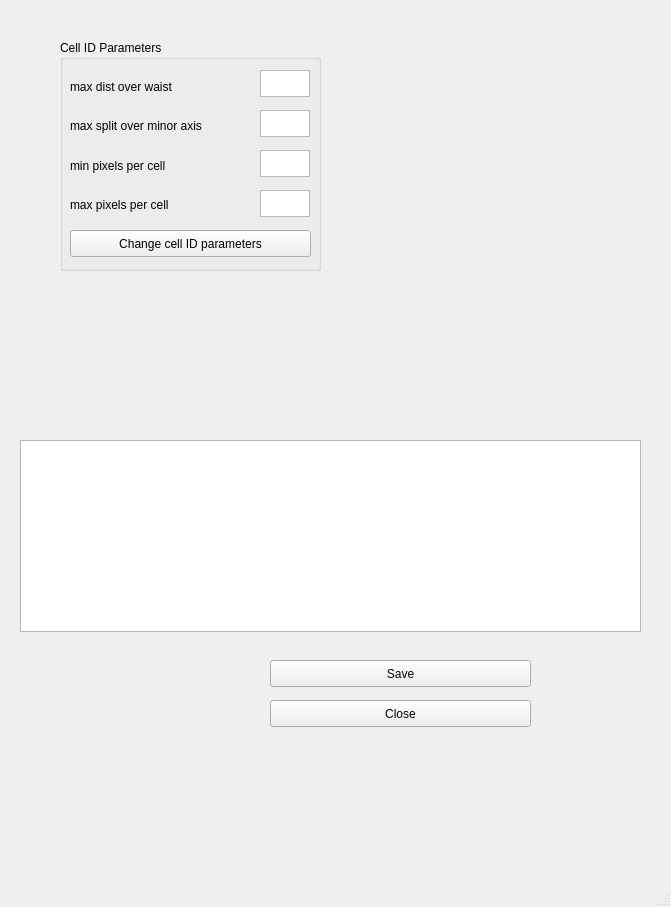
Old version of the form src/MainWindow.ui in the repository holzwok/Berufspraktikum.
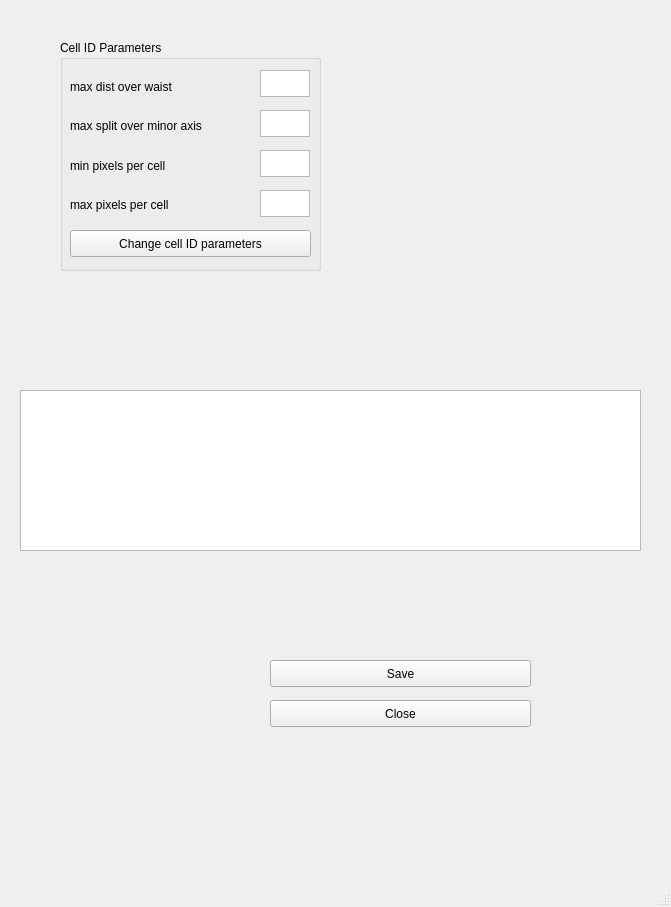
New version of the form.

Commit message: GUI reads values from input

Diff of the .ui file:
```diff
--- a/src/MainWindow.ui
+++ b/src/MainWindow.ui
@@ -155,13 +155,13 @@
      </layout>
     </widget>
    </widget>
-   <widget class="QTextBrowser" name="log_window">
+   <widget class="QTextEdit" name="log_window">
     <property name="geometry">
      <rect>
       <x>20</x>
-      <y>440</y>
+      <y>390</y>
       <width>621</width>
-      <height>192</height>
+      <height>161</height>
      </rect>
     </property>
    </widget>
```
Left out of the diff: 8 changed lines with no effect on the pictures. The commit also changes 2 other files.
